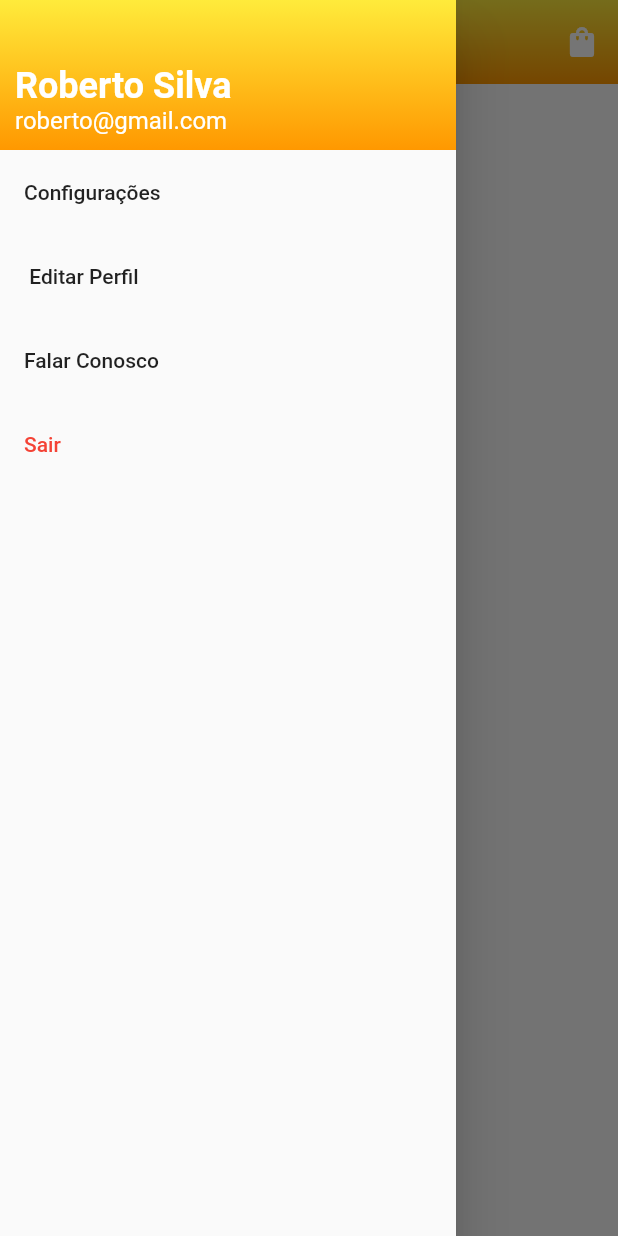
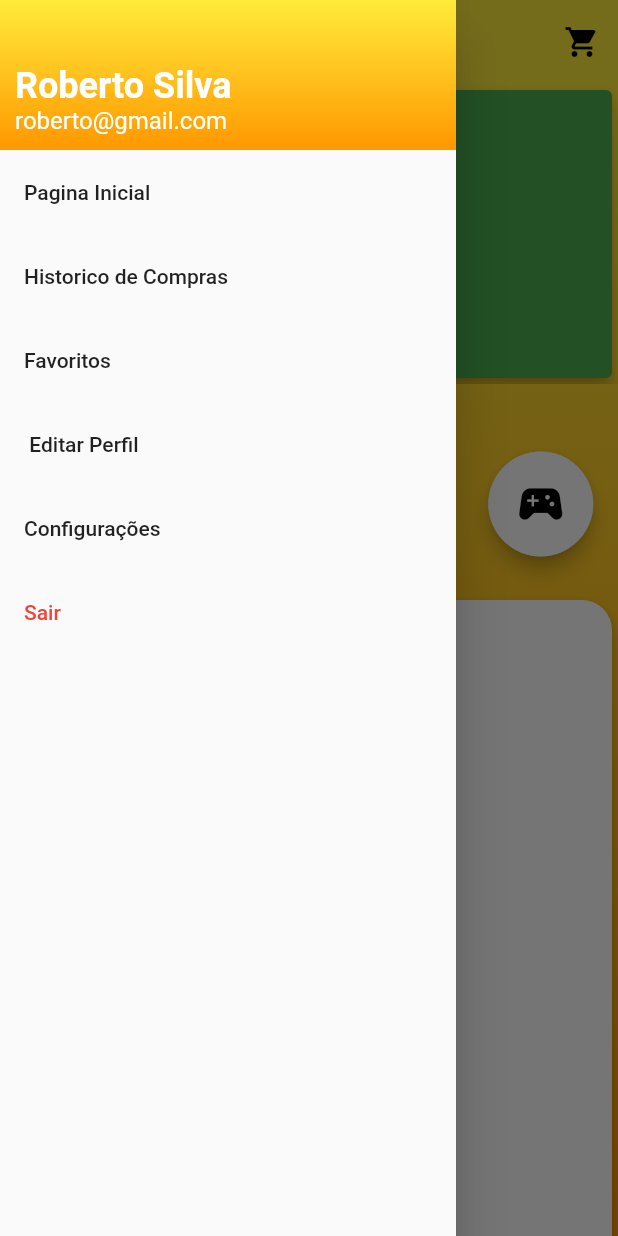
Before and after one commit to Gustavo0Henrick/Loja, a Flutter app: the HomePage screen opened directly with empty values, with the side drawer open, on a phone screen of 412 x 824 dp. Run offline on Flutter 3.47's test engine with Material 2 defaults, Android fonts, the phone set to English and light mode, and no system bars; our stand-ins replace shared_preferences; accounts and stored records are empty.

Commit message:
Shopping Cart Screen

```diff
--- /dev/null
+++ b/loja/lib/core/components/carousel.dart
@@ -0,0 +1,35 @@
+import 'package:flutter/material.dart';
+import 'package:loja/core/colors.dart';
+
+// ignore: must_be_immutable
+class Carousel extends StatefulWidget {
+  ValueChanged<int> onChanged;
+
+  Carousel({Key key, this.onChanged}) : super(key: key);
+  @override
+  _CarouselState createState() => _CarouselState();
+}
+
+class _CarouselState extends State<Carousel> {
+  @override
+  Widget build(BuildContext context) {
+    return PageView(
+      onPageChanged: widget.onChanged,
+      physics: BouncingScrollPhysics(),
+      children: [
+        Card(
+          elevation: 5,
+          color: CustomColors.green,
+        ),
+        Card(
+          elevation: 5,
+          color: CustomColors.black,
+        ),
+        Card(
+          elevation: 5,
+          color: CustomColors.red,
+        ),
+      ],
+    );
+  }
+}
--- /dev/null
+++ b/loja/lib/core/components/dots.dart
@@ -0,0 +1,49 @@
+import 'package:flutter/material.dart';
+
+class DotIndicator extends StatefulWidget {
+  final int currentIndex;
+
+  const DotIndicator({Key key, this.currentIndex}) : super(key: key);
+
+  @override
+  _DotIndicatorState createState() => _DotIndicatorState();
+}
+
+class _DotIndicatorState extends State<DotIndicator> {
+  @override
+  Widget build(BuildContext context) {
+    return Row(
+      children: [
+        AnimatedContainer(
+          duration: Duration(milliseconds: 150),
+          width: 10,
+          height: 10,
+          decoration: BoxDecoration(
+            color: widget.currentIndex == 0 ? Colors.white : Colors.white30,
+            shape: BoxShape.circle,
+          ),
+        ),
+        SizedBox(width: 5),
+        AnimatedContainer(
+          duration: Duration(milliseconds: 150),
+          width: 10,
+          height: 10,
+          decoration: BoxDecoration(
+            color: widget.currentIndex == 1 ? Colors.white : Colors.white30,
+            shape: BoxShape.circle,
+          ),
+        ),
+        SizedBox(width: 5),
+        AnimatedContainer(
+          duration: Duration(milliseconds: 150),
+          width: 10,
+          height: 10,
+          decoration: BoxDecoration(
+            color: widget.currentIndex == 2 ? Colors.white : Colors.white30,
+            shape: BoxShape.circle,
+          ),
+        ),
+      ],
+    );
+  }
+}
--- a/loja/lib/core/components/drawer.dart
+++ b/loja/lib/core/components/drawer.dart
@@ -2,6 +2,7 @@ import 'package:flutter/material.dart';
 import 'package:loja/core/colors.dart';
 import 'package:loja/core/routes.dart';
 import 'package:loja/screens/editprofile.dart';
+import 'package:loja/screens/homepage.dart';
 
 class NavDrawer extends StatelessWidget {
   final String name;
@@ -59,7 +60,23 @@ class NavDrawer extends StatelessWidget {
             ),
           ),
           ListTile(
-            title: Text('Configurações'),
+            title: Text('Pagina Inicial'),
+            onTap: () {
+              Navigator.pushReplacement(
+                  context,
+                  MaterialPageRoute(
+                    builder: (builder) => HomePage(id: id),
+                  ));
+            },
+          ),
+          ListTile(
+            title: Text('Historico de Compras'),
+            onTap: () {
+              Navigator.pop(context);
+            },
+          ),
+          ListTile(
+            title: Text('Favoritos'),
             onTap: () {
               Navigator.pop(context);
             },
@@ -67,14 +84,12 @@ class NavDrawer extends StatelessWidget {
           ListTile(
             title: Text(' Editar Perfil'),
             onTap: () {
-              Navigator.pushReplacement(
-                  context,
-                  MaterialPageRoute(
-                      builder: (builder) => EditProfile(id: id)));
+              Navigator.pushReplacement(context,
+                  MaterialPageRoute(builder: (builder) => EditProfile(id: id)));
             },
           ),
           ListTile(
-            title: Text('Falar Conosco'),
+            title: Text('Configurações'),
             onTap: () {
               Navigator.pop(context);
             },
--- /dev/null
+++ b/loja/lib/core/components/row_buttons.dart
@@ -0,0 +1,121 @@
+import 'package:flutter/material.dart';
+import 'package:loja/core/colors.dart';
+
+class RowButtoms extends StatelessWidget {
+  @override
+  Widget build(BuildContext context) {
+    return Container(
+      height: 120,
+      width: MediaQuery.of(context).size.width,
+      child: Row(
+        mainAxisAlignment: MainAxisAlignment.spaceAround,
+        children: [
+          Column(
+            mainAxisAlignment: MainAxisAlignment.spaceEvenly,
+            children: [
+              Container(
+                height: 70,
+                width: 70,
+                decoration: BoxDecoration(
+                  color: CustomColors.white,
+                  borderRadius: BorderRadius.circular(50),
+                ),
+                child: ElevatedButton(
+                  onPressed: () {},
+                  style: ElevatedButton.styleFrom(
+                      primary: CustomColors.white,
+                      elevation: 5,
+                      shape: RoundedRectangleBorder(
+                        borderRadius: BorderRadius.circular(50),
+                      )),
+                  child: Icon(
+                    Icons.phone_android,
+                    size: 36,
+                  ),
+                ),
+              ),
+            ],
+          ),
+          Column(
+            mainAxisAlignment: MainAxisAlignment.spaceEvenly,
+            children: [
+              Container(
+                height: 70,
+                width: 70,
+                decoration: BoxDecoration(
+                  color: CustomColors.white,
+                  borderRadius: BorderRadius.circular(50),
+                ),
+                child: ElevatedButton(
+                  onPressed: () {},
+                  style: ElevatedButton.styleFrom(
+                      primary: CustomColors.white,
+                      elevation: 5,
+                      shape: RoundedRectangleBorder(
+                        borderRadius: BorderRadius.circular(50),
+                      )),
+                  child: Icon(
+                    Icons.laptop,
+                    size: 36,
+                  ),
+                ),
+              ),
+            ],
+          ),
+          Column(
+            mainAxisAlignment: MainAxisAlignment.spaceEvenly,
+            children: [
+              Container(
+                height: 70,
+                width: 70,
+                decoration: BoxDecoration(
+                  color: CustomColors.white,
+                  borderRadius: BorderRadius.circular(50),
+                ),
+                child: ElevatedButton(
+                  onPressed: () {},
+                  style: ElevatedButton.styleFrom(
+                      primary: CustomColors.white,
+                      elevation: 5,
+                      shape: RoundedRectangleBorder(
+                        borderRadius: BorderRadius.circular(50),
+                      )),
+                  child: Icon(
+                    Icons.headset_rounded,
+                    size: 36,
+                  ),
+                ),
+              ),
+            ],
+          ),
+          Column(
+            mainAxisAlignment: MainAxisAlignment.spaceEvenly,
+            children: [
+              Container(
+                height: 70,
+                width: 70,
+                decoration: BoxDecoration(
+                  color: CustomColors.white,
+                  borderRadius: BorderRadius.circular(50),
+                ),
+                child: ElevatedButton(
+                  onPressed: () {},
+                  style: ElevatedButton.styleFrom(
+                      primary: CustomColors.white,
+                      elevation: 5,
+                      shape: RoundedRectangleBorder(
+                        borderRadius: BorderRadius.circular(50),
+                      )),
+                  child: Icon(
+                    Icons.sports_esports,
+                    size: 36,
+                  ),
+                ),
+              ),
+            ],
+          ),
+        ],
+      ),
+    );
+  }
+}
--- a/loja/lib/core/routes.dart
+++ b/loja/lib/core/routes.dart
@@ -4,6 +4,7 @@ import 'package:loja/screens/homepage.dart';
 import 'package:loja/screens/loginpage.dart';
 import 'package:loja/screens/password.dart';
 import 'package:loja/screens/registerpage.dart';
+import 'package:loja/screens/shopping_cart.dart';
 
 abstract class CustomRoutes {
   static Widget homepage = HomePage();
@@ -11,4 +12,5 @@ abstract class CustomRoutes {
   static Widget loginpage = LoginPage();
   static Widget editprofile = EditProfile();
   static Widget password = Password();
+  static Widget shoppingcart = ShoppingCart();
 }
--- a/loja/lib/screens/editprofile.dart
+++ b/loja/lib/screens/editprofile.dart
@@ -1,8 +1,7 @@
 import 'package:flutter/material.dart';
 import 'package:loja/core/colors.dart';
 import 'package:loja/core/components/custom_edit_textfield.dart';
-import 'package:loja/core/components/custom_textfield.dart';
-import 'package:loja/core/routes.dart';
+
 import 'package:loja/core/users.dart';
 import 'package:loja/screens/homepage.dart';
 import 'package:loja/screens/password.dart';
--- a/loja/lib/screens/homepage.dart
+++ b/loja/lib/screens/homepage.dart
@@ -1,47 +1,125 @@
 import 'package:flutter/material.dart';
 import 'package:loja/core/colors.dart';
+import 'package:loja/core/components/carousel.dart';
+import 'package:loja/core/components/dots.dart';
 import 'package:loja/core/components/drawer.dart';
+import 'package:loja/core/components/row_buttons.dart';
+import 'package:loja/core/routes.dart';
 import 'package:loja/core/users.dart';
 
-class HomePage extends StatelessWidget {
+class HomePage extends StatefulWidget {
   final int id;
 
   const HomePage({Key key, @required this.id}) : super(key: key);
+
+  @override
+  _HomePageState createState() => _HomePageState();
+}
+
+class _HomePageState extends State<HomePage> {
+  int currentIndex = 0;
   @override
   Widget build(BuildContext context) {
     return Scaffold(
       drawer: NavDrawer(
-        id: id,
-        name: CustomUser.users[id]["name"],
-        email: CustomUser.users[id]["email"],
+        id: widget.id,
+        name: CustomUser.users[widget.id]["name"],
+        email: CustomUser.users[widget.id]["email"],
       ),
       appBar: AppBar(
         elevation: 0,
-        iconTheme: IconThemeData(color: Colors.white),
+        iconTheme: IconThemeData(color: Colors.black),
         actions: [
           IconButton(
             icon: Icon(
-              Icons.shopping_bag,
-              color: CustomColors.white,
+              Icons.shopping_cart,
+              color: CustomColors.black,
             ),
-            onPressed: () {},
+            onPressed: () {
+              Navigator.push(
+                context,
+                MaterialPageRoute(
+                    builder: (builder) => CustomRoutes.shoppingcart),
+              );
+            },
           )
         ],
         centerTitle: true,
         title: Text(
           'Home Page',
           style: TextStyle(
-            color: CustomColors.white,
+            color: CustomColors.black,
           ),
         ),
         flexibleSpace: Container(
           decoration: BoxDecoration(
-            gradient: LinearGradient(
+            color: CustomColors.yellow,
+          ),
+        ),
+      ),
+      body: Container(
+        height: MediaQuery.of(context).size.height,
+        width: MediaQuery.of(context).size.width,
+        decoration: BoxDecoration(
+          gradient: LinearGradient(
               begin: Alignment.topCenter,
               end: Alignment.bottomCenter,
               colors: [
                 CustomColors.yellow,
                 CustomColors.orangeMain,
+              ]),
+        ),
+        child: SafeArea(
+          child: SingleChildScrollView(
+            child: Column(
+              children: [
+                Container(
+                  height: 200,
+                  width: MediaQuery.of(context).size.width,
+                  child: Carousel(
+                    onChanged: (index) {
+                      setState(() {
+                        currentIndex = index;
+                      });
+                    },
+                  ),
+                ),
+                Container(
+                  child: DotIndicator(
+                    currentIndex: currentIndex,
+                  ),
+                  height: 20,
+                  width: 60,
+                ),
+                RowButtoms(),
+                Container(
+                  height: 550,
+                  width: MediaQuery.of(context).size.width,
+                  child: Card(
+                    elevation: 5,
+                    shape: RoundedRectangleBorder(
+                        borderRadius: BorderRadius.circular(20)),
+                    child: Column(
+                      children: [
+                        Padding(
+                          padding: EdgeInsets.only(top: 10, left: 30),
+                          child: Row(
+                            children: [
+                              Text(
+                                "Destaques",
+                                style: TextStyle(
+                                  color: CustomColors.orangeMain,
+                                  fontSize: 16,
+                                  fontWeight: FontWeight.w600,
+                                ),
+                              ),
+                            ],
+                          ),
+                        ),
+                      ],
+                    ),
+                  ),
+                ),
               ],
             ),
           ),
--- a/loja/lib/screens/password.dart
+++ b/loja/lib/screens/password.dart
@@ -1,11 +1,11 @@
 import 'package:flutter/material.dart';
 import 'package:loja/core/colors.dart';
 import 'package:loja/core/components/custom_textfield.dart';
-import 'package:loja/core/routes.dart';
-import 'package:loja/core/users.dart';
+
 import 'package:loja/screens/editprofile.dart';
-import 'package:loja/screens/homepage.dart';
 
+
+// ignore: must_be_immutable
 class Password extends StatelessWidget {
   final int id;
 
```
Also changed, not shown: loja/lib/screens/shopping_cart.dart (added, +103 -0 lines).
